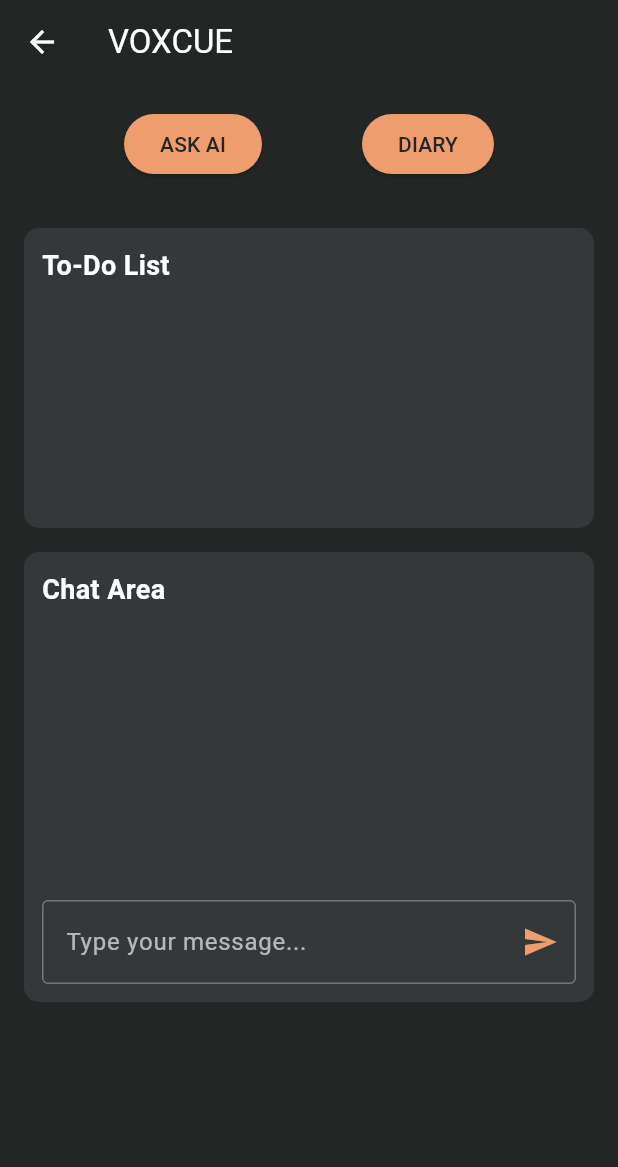
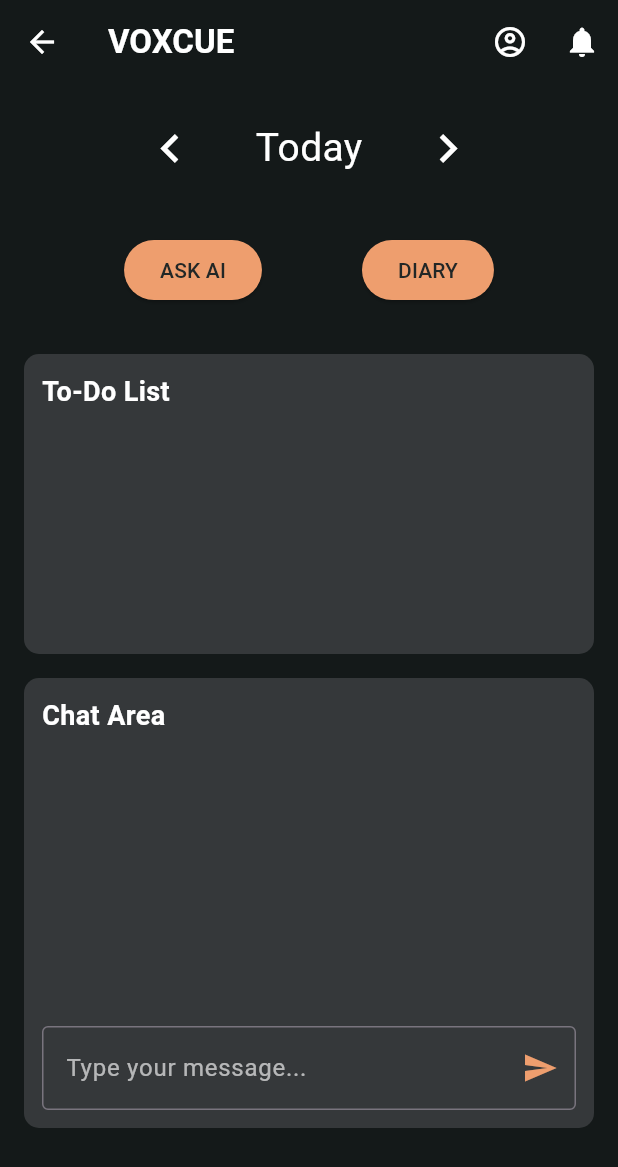
Before and after one commit to Voxcue/voxcue_app, a Flutter app: the HomePage screen opened by its route, on a phone screen of 412 x 824 dp. Shown: the top 1167 px of the screen. Run offline on Flutter 3.47's test engine with Material 3 defaults, Android fonts, the phone set to English and light mode, and no system bars; network calls fail.

Commit message:
ui changes made

```diff
--- /dev/null
+++ b/lib/data/diary.dart
@@ -0,0 +1,6 @@
+String data =
+    """Contrary to popular belief, Lorem Ipsum is not simply random text. It has roots in a piece of classical Latin literature from 45 BC, making it over 2000 years old. Richard McClintock, a Latin professor at Hampden-Sydney College in Virginia, looked up one of the more obscure Latin words, consectetur, from a Lorem Ipsum passage, and going through the cites of the word in classical literature, discovered the undoubtable source. Lorem Ipsum comes from sections 1.10.32 and 1.10.33 of "de Finibus Bonorum et Malorum" (The Extremes of Good and Evil) by Cicero, written in 45 BC. This book is a treatise on the theory of ethics, very popular during the Renaissance. The first line of Lorem Ipsum, "Lorem ipsum dolor sit amet..", comes from a line in section 1.10.32.
+
+ It uses a dictionary of over 200 Latin words, combined with a handful of model sentence structures, to generate Lorem Ipsum which looks reasonable. The generated Lorem Ipsum is therefore always free from repetition, injected humour, or non-characteristic words etc.
+
+""";
--- a/lib/main.dart
+++ b/lib/main.dart
@@ -15,9 +15,10 @@ class MyApp extends StatelessWidget {
   @override
   Widget build(BuildContext context) {
     return MaterialApp(
+      debugShowCheckedModeBanner: false,
       title: 'Voxcue App',
       theme: ThemeData(
-        primarySwatch: Colors.blue,
+        scaffoldBackgroundColor: Colors.black, // Match your app color
       ),
       initialRoute: '/',
       routes: {
--- a/lib/screens/home_page.dart
+++ b/lib/screens/home_page.dart
@@ -20,12 +20,13 @@ class _HomePageState extends State<HomePage> {
   final List<String> _chatMessagesAI = [];
   List<String> _chatMessages = [];
   List<String> _todoItems = [];
-
+  late DateTime _selectedDateTime;
   bool _isChatVisible = false;
 
   @override
   void initState() {
     super.initState();
+    _selectedDateTime = DateTime.now();
     getMessages();
     fetchTodoItems();
   }
@@ -95,12 +96,32 @@ class _HomePageState extends State<HomePage> {
   }
 
   void _navigateToDiaryPage(BuildContext context) {
-    Navigator.of(context).push(_createRoute());
+    Navigator.of(context).push(MaterialPageRoute(
+      builder: (context) =>
+          DiaryPage(selectedDate: _selectedDateTime, changeDate: _changeDate),
+    ));
+    //Navigator.of(context).push(_createRoute());
+  }
+
+  void _changeDate(int days) {
+    final newDate = _selectedDateTime.add(Duration(days: days));
+    if (days > 0 && newDate.isAfter(DateTime.now())) {
+      return;
+    }
+    _selectedDateTime = newDate;
+    _fetchDataForDate();
+    setState(() {});
+  }
+
+  void _fetchDataForDate() async {
+    // Call API to fetch data based on _selectedDateTime
+    print("Fetching data for $_selectedDateTime");
   }
 
   Route _createRoute() {
     return PageRouteBuilder(
-      pageBuilder: (context, animation, secondaryAnimation) => DiaryPage(),
+      pageBuilder: (context, animation, secondaryAnimation) =>
+          DiaryPage(selectedDate: _selectedDateTime, changeDate: _changeDate),
       transitionsBuilder: (context, animation, secondaryAnimation, child) {
         const begin = Offset(1.0, 0.0);
         const end = Offset.zero;
@@ -121,17 +142,72 @@ class _HomePageState extends State<HomePage> {
   Widget build(BuildContext context) {
     return Scaffold(
       appBar: AppBar(
-        title: const Text('VOXCUE', style: TextStyle(color: Colors.white)),
-        backgroundColor: const Color.fromRGBO(34, 39, 38, 1),
+        title: const Text(
+          'VOXCUE',
+          style: TextStyle(
+            color: Colors.white,
+            fontSize: 22,
+            fontWeight: FontWeight.bold,
+          ),
+        ),
+        backgroundColor:
+            const Color.fromRGBO(20, 25, 25, 1), // Dark theme color
         iconTheme: const IconThemeData(color: Colors.white),
+        elevation: 0,
+        actions: [
+          IconButton(
+            icon:
+                const Icon(Icons.account_circle_outlined, color: Colors.white),
+            onPressed: () {},
           ),
-      backgroundColor: const Color.fromRGBO(34, 39, 38, 1),
+          IconButton(
+            icon: const Icon(Icons.notifications, color: Colors.white),
+            onPressed: () {},
+          ),
+        ],
+      ),
+      backgroundColor: const Color.fromRGBO(20, 25, 25, 1),
       body: Padding(
         padding: const EdgeInsets.all(16.0),
         child: SingleChildScrollView(
           // Makes whole page scrollable
           child: Column(
             children: [
+              Row(
+                mainAxisAlignment: MainAxisAlignment.center,
+                children: [
+                  IconButton(
+                    icon: const Icon(
+                      Icons.keyboard_arrow_left_outlined,
+                      color: Colors.white,
+                      size: 38,
+                    ),
+                    onPressed: () => _changeDate(-1),
+                  ),
+                  const SizedBox(width: 30),
+                  Text(
+                    _selectedDateTime.year == DateTime.now().year &&
+                            _selectedDateTime.month == DateTime.now().month &&
+                            _selectedDateTime.day == DateTime.now().day
+                        ? "Today"
+                        : "${_selectedDateTime.toLocal()}"
+                            .split(' ')[0], // Formats date correctly
+                    style: const TextStyle(fontSize: 26, color: Colors.white),
+                  ),
+                  const SizedBox(width: 30),
+                  IconButton(
+                    icon: const Icon(
+                      Icons.keyboard_arrow_right_outlined,
+                      color: Colors.white,
+                      size: 38,
+                    ),
+                    onPressed: () => _changeDate(1),
+                  ),
+                ],
+              ),
+
+              const SizedBox(height: 30),
+
               // First Component - Two Buttons
               Row(
                 mainAxisAlignment: MainAxisAlignment.spaceEvenly,
@@ -145,7 +221,8 @@ class _HomePageState extends State<HomePage> {
                     child: const Text(
                       'ASK AI',
                       style: TextStyle(color: Color.fromRGBO(34, 39, 38, 1)),
-                      )),
+                    ),
+                  ),
                   ElevatedButton(
                     onPressed: () => _navigateToDiaryPage(context),
                     style: ElevatedButton.styleFrom(
@@ -154,7 +231,8 @@ class _HomePageState extends State<HomePage> {
                     child: const Text(
                       'DIARY',
                       style: TextStyle(color: Color.fromRGBO(34, 39, 38, 1)),
-                      )),
+                    ),
+                  ),
                 ],
               ),
 
```
Also changed, not shown: lib/screens/diary_page.dart (+99 -27 lines), 4 other files. Lines whose indentation alone changed are shown as unchanged.
